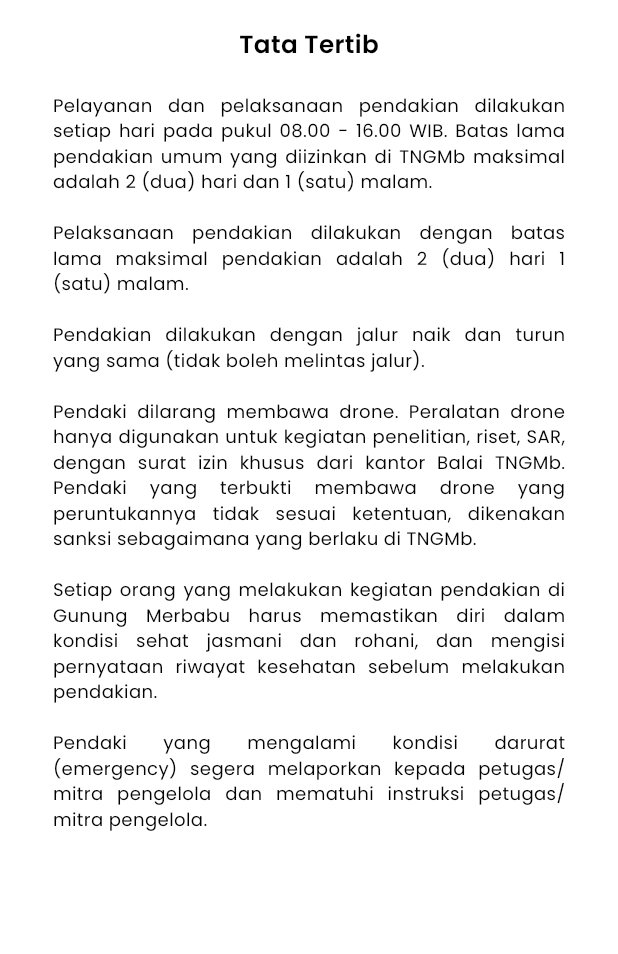
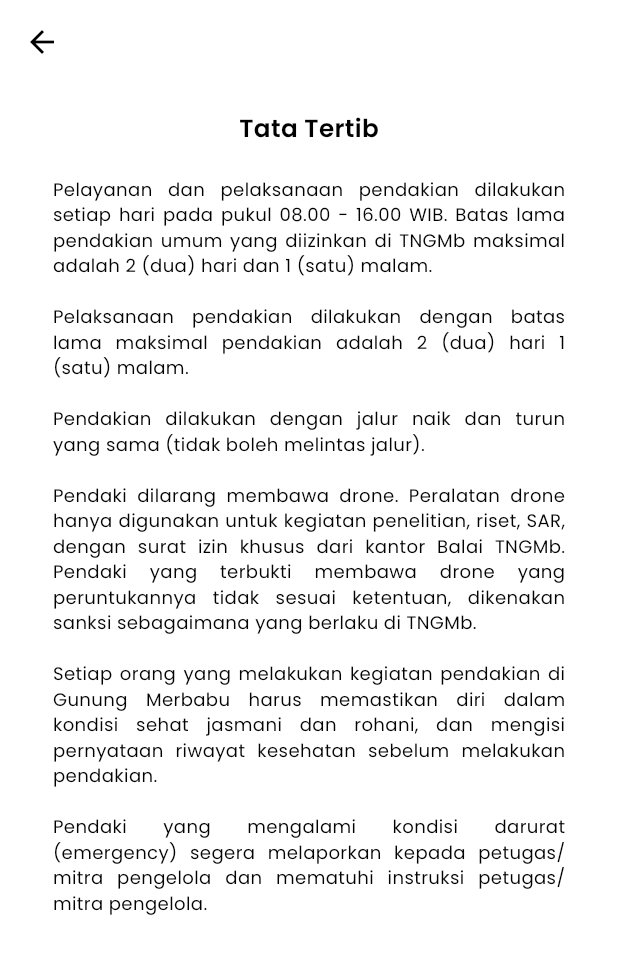
Before and after one commit to ulhaqjackyhaw/myhiking, a Flutter app: the TataTertibScreen screen opened by its route, on a phone screen of 412 x 824 dp. Shown: the top 954 px of the screen. Run offline on Flutter 3.47's test engine with Material 3 defaults, Android fonts, the phone set to English and light mode, and no system bars; our stand-ins replace cached_network_image, connectivity_plus, device_preview, equatable, flutter_bloc, flutter_svg and 3 more; missing offline and left inert: another_stepper; accounts and stored records are empty.

Commit message:
tombol back

```diff
--- a/lib/presentation/tata_tertib_screen/tata_tertib_screen.dart
+++ b/lib/presentation/tata_tertib_screen/tata_tertib_screen.dart
@@ -22,6 +22,16 @@ class TataTertibScreen extends StatelessWidget {
       builder: (context, state) {
         return SafeArea(
           child: Scaffold(
+            appBar: AppBar(
+              leading: IconButton(
+                icon: Icon(Icons.arrow_back),
+                onPressed: () {
+                  Navigator.of(context).pop(); // Kembali ke layar sebelumnya
+                },
+              ),
+              backgroundColor: Colors.white, // Sesuaikan dengan tema Anda
+              elevation: 0, // Hilangkan shadow jika diinginkan
+            ),
             body: Container(
               width: double.maxFinite,
               padding: EdgeInsets.only(
@@ -31,6 +41,7 @@ class TataTertibScreen extends StatelessWidget {
               ),
               child: Column(
                 children: [
+                  // Title moved from AppBar to here
                   Text(
                     "lbl_tata_tertib".tr,
                     style: CustomTextStyles.titleSmallBlack90015,
```
